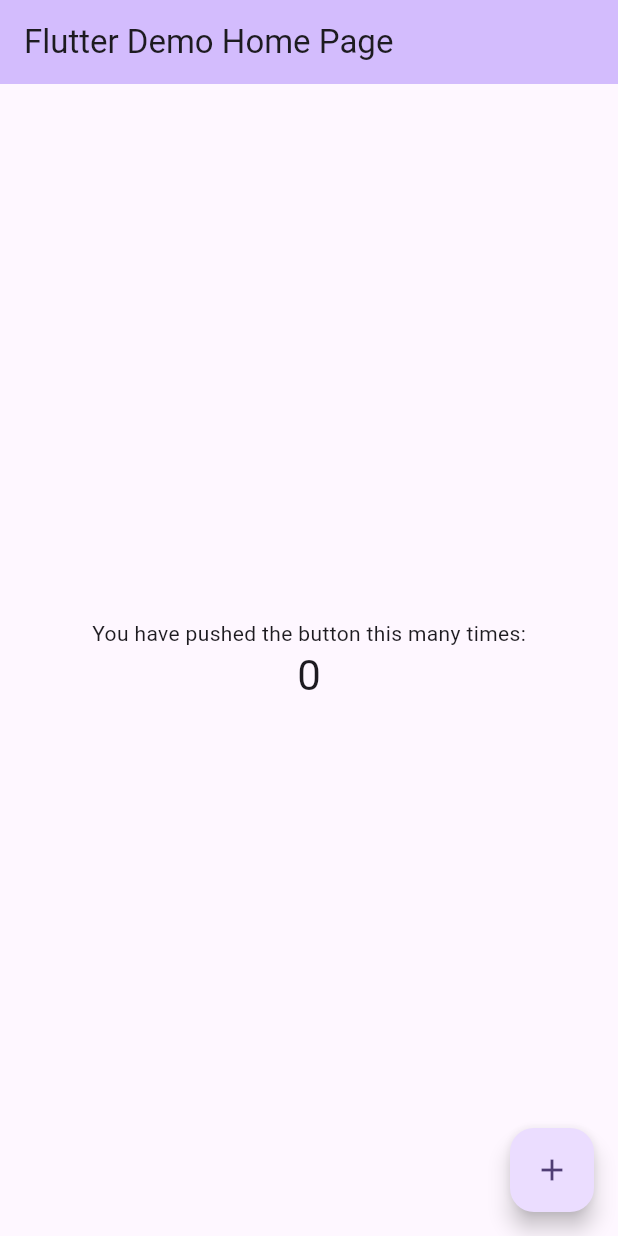
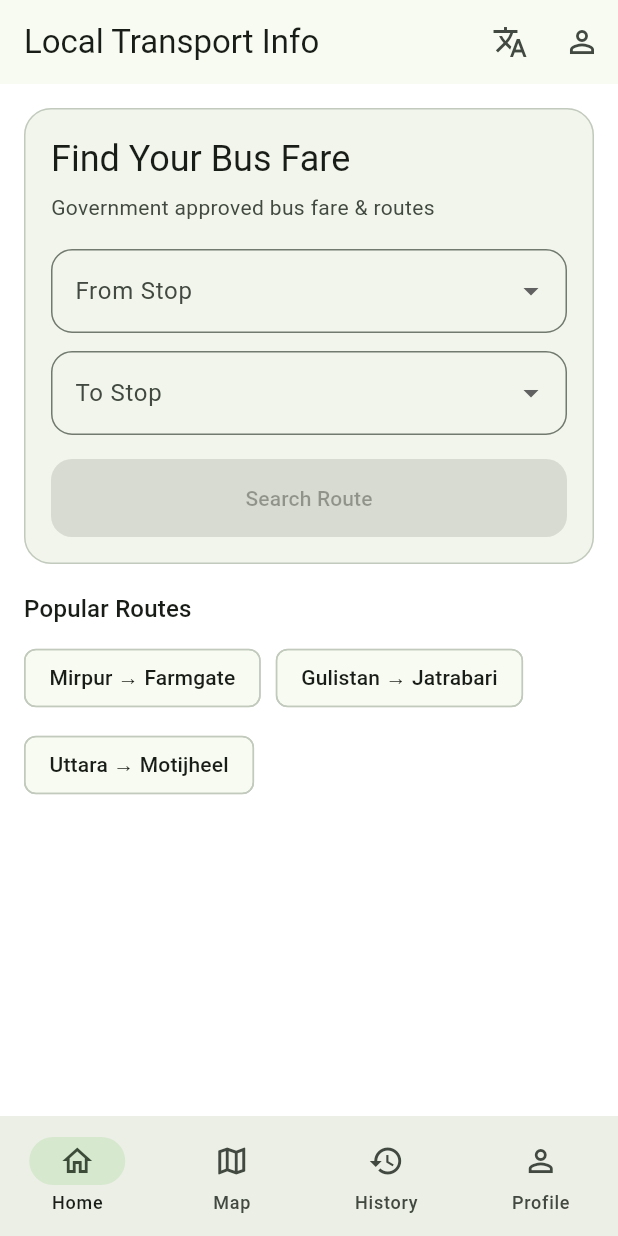
Before and after one commit to AnikaTasniaSadia/Local_Transport_Info, a Flutter app: the screen it shows after launch, on a phone screen of 412 x 824 dp. Run offline on Flutter 3.47's test engine with Material 3 defaults, Android fonts, the phone set to English and light mode, and no system bars.

Commit message:
Home page
Home page

```diff
--- a/local_transport_info/lib/main.dart
+++ b/local_transport_info/lib/main.dart
@@ -1,122 +1,295 @@
 import 'package:flutter/material.dart';
 
 void main() {
-  runApp(const MyApp());
+  runApp(const LocalTransportInfoApp());
 }
 
-class MyApp extends StatelessWidget {
-  const MyApp({super.key});
+class LocalTransportInfoApp extends StatelessWidget {
+  const LocalTransportInfoApp({super.key});
 
-  // This widget is the root of your application.
+  static const Color _seedColor = Color(0xFF2E7D32);
+
   @override
   Widget build(BuildContext context) {
     return MaterialApp(
-      title: 'Flutter Demo',
+      title: 'Local Transport Info',
+      debugShowCheckedModeBanner: false,
       theme: ThemeData(
-        // This is the theme of your application.
-        //
-        // TRY THIS: Try running your application with "flutter run". You'll see
-        // the application has a purple toolbar. Then, without quitting the app,
-        // try changing the seedColor in the colorScheme below to Colors.green
-        // and then invoke "hot reload" (save your changes or press the "hot
-        // reload" button in a Flutter-supported IDE, or press "r" if you used
-        // the command line to start the app).
-        //
-        // Notice that the counter didn't reset back to zero; the application
-        // state is not lost during the reload. To reset the state, use hot
-        // restart instead.
-        //
-        // This works for code too, not just values: Most code changes can be
-        // tested with just a hot reload.
-        colorScheme: ColorScheme.fromSeed(seedColor: Colors.deepPurple),
+        useMaterial3: true,
+        colorScheme: ColorScheme.fromSeed(seedColor: _seedColor),
+        scaffoldBackgroundColor: Colors.white,
+        cardTheme: const CardThemeData(elevation: 0, margin: EdgeInsets.zero),
+        inputDecorationTheme: InputDecorationTheme(
+          border: OutlineInputBorder(borderRadius: BorderRadius.circular(14)),
+        ),
+        filledButtonTheme: FilledButtonThemeData(
+          style: FilledButton.styleFrom(
+            minimumSize: const Size.fromHeight(52),
+            shape: RoundedRectangleBorder(
+              borderRadius: BorderRadius.circular(14),
+            ),
+          ),
+        ),
       ),
-      home: const MyHomePage(title: 'Flutter Demo Home Page'),
+      home: const HomeScreen(),
     );
   }
 }
 
-class MyHomePage extends StatefulWidget {
-  const MyHomePage({super.key, required this.title});
-
-  // This widget is the home page of your application. It is stateful, meaning
-  // that it has a State object (defined below) that contains fields that affect
-  // how it looks.
-
-  // This class is the configuration for the state. It holds the values (in this
-  // case the title) provided by the parent (in this case the App widget) and
-  // used by the build method of the State. Fields in a Widget subclass are
-  // always marked "final".
-
-  final String title;
+class HomeScreen extends StatefulWidget {
+  const HomeScreen({super.key});
 
   @override
-  State<MyHomePage> createState() => _MyHomePageState();
+  State<HomeScreen> createState() => _HomeScreenState();
 }
 
-class _MyHomePageState extends State<MyHomePage> {
-  int _counter = 0;
+class _HomeScreenState extends State<HomeScreen> {
+  bool _isEnglish = true;
+  int _bottomNavIndex = 0;
 
-  void _incrementCounter() {
+  final List<String> _stops = const [
+    'Mirpur',
+    'Farmgate',
+    'Gulistan',
+    'Jatrabari',
+    'Uttara',
+    'Motijheel',
+  ];
+
+  String? _fromStop;
+  String? _toStop;
+
+  bool get _canSearch =>
+      _fromStop != null && _toStop != null && _fromStop != _toStop;
+
+  void _toggleLanguage() {
     setState(() {
-      // This call to setState tells the Flutter framework that something has
-      // changed in this State, which causes it to rerun the build method below
-      // so that the display can reflect the updated values. If we changed
-      // _counter without calling setState(), then the build method would not be
-      // called again, and so nothing would appear to happen.
-      _counter++;
+      _isEnglish = !_isEnglish;
     });
+
+    ScaffoldMessenger.of(context).showSnackBar(
+      SnackBar(
+        content: Text('Language: ${_isEnglish ? 'English' : 'Bangla'}'),
+        behavior: SnackBarBehavior.floating,
+      ),
+    );
+  }
+
+  void _applyPopularRoute({required String from, required String to}) {
+    setState(() {
+      _fromStop = from;
+      _toStop = to;
+    });
+  }
+
+  void _searchRoute() {
+    if (!_canSearch) return;
+
+    Navigator.of(context).push(
+      MaterialPageRoute<void>(
+        builder: (_) => ResultScreen(fromStop: _fromStop!, toStop: _toStop!),
+      ),
+    );
   }
 
   @override
   Widget build(BuildContext context) {
-    // This method is rerun every time setState is called, for instance as done
-    // by the _incrementCounter method above.
-    //
-    // The Flutter framework has been optimized to make rerunning build methods
-    // fast, so that you can just rebuild anything that needs updating rather
-    // than having to individually change instances of widgets.
+    final borderColor = Theme.of(context).colorScheme.outlineVariant;
+
     return Scaffold(
       appBar: AppBar(
-        // TRY THIS: Try changing the color here to a specific color (to
-        // Colors.amber, perhaps?) and trigger a hot reload to see the AppBar
-        // change color while the other colors stay the same.
-        backgroundColor: Theme.of(context).colorScheme.inversePrimary,
-        // Here we take the value from the MyHomePage object that was created by
-        // the App.build method, and use it to set our appbar title.
-        title: Text(widget.title),
+        title: const Text('Local Transport Info'),
+        actions: [
+          IconButton(
+            tooltip: _isEnglish ? 'Switch to Bangla' : 'Switch to English',
+            onPressed: _toggleLanguage,
+            icon: const Icon(Icons.translate),
+          ),
+          IconButton(
+            tooltip: 'Profile',
+            onPressed: () {},
+            icon: const Icon(Icons.person_outline),
+          ),
+        ],
       ),
-      body: Center(
-        // Center is a layout widget. It takes a single child and positions it
-        // in the middle of the parent.
-        child: Column(
-          // Column is also a layout widget. It takes a list of children and
-          // arranges them vertically. By default, it sizes itself to fit its
-          // children horizontally, and tries to be as tall as its parent.
-          //
-          // Column has various properties to control how it sizes itself and
-          // how it positions its children. Here we use mainAxisAlignment to
-          // center the children vertically; the main axis here is the vertical
-          // axis because Columns are vertical (the cross axis would be
-          // horizontal).
-          //
-          // TRY THIS: Invoke "debug painting" (choose the "Toggle Debug Paint"
-          // action in the IDE, or press "p" in the console), to see the
-          // wireframe for each widget.
-          mainAxisAlignment: MainAxisAlignment.center,
-          children: <Widget>[
-            const Text('You have pushed the button this many times:'),
-            Text(
-              '$_counter',
-              style: Theme.of(context).textTheme.headlineMedium,
+      body: SafeArea(
+        child: SingleChildScrollView(
+          padding: const EdgeInsets.fromLTRB(16, 16, 16, 20),
+          child: Center(
+            child: ConstrainedBox(
+              constraints: const BoxConstraints(maxWidth: 520),
+              child: Column(
+                crossAxisAlignment: CrossAxisAlignment.stretch,
+                children: [
+                  Card(
+                    shape: RoundedRectangleBorder(
+                      borderRadius: BorderRadius.circular(18),
+                      side: BorderSide(color: borderColor),
+                    ),
+                    child: Padding(
+                      padding: const EdgeInsets.all(18),
+                      child: Column(
+                        crossAxisAlignment: CrossAxisAlignment.start,
+                        children: [
+                          Text(
+                            'Find Your Bus Fare',
+                            style: Theme.of(context).textTheme.headlineSmall,
+                          ),
+                          const SizedBox(height: 6),
+                          Text(
+                            'Government approved bus fare & routes',
+                            style: Theme.of(context).textTheme.bodyMedium
+                                ?.copyWith(
+                                  color: Theme.of(
+                                    context,
+                                  ).colorScheme.onSurfaceVariant,
+                                ),
+                          ),
+                          const SizedBox(height: 18),
+                          DropdownButtonFormField<String>(
+                            value: _fromStop,
+                            items: _stops
+                                .map(
+                                  (stop) => DropdownMenuItem<String>(
+                                    value: stop,
+                                    child: Text(stop),
+                                  ),
+                                )
+                                .toList(),
+                            onChanged: (value) {
+                              setState(() => _fromStop = value);
+                            },
+                            decoration: const InputDecoration(
+                              labelText: 'From Stop',
+                            ),
+                          ),
+                          const SizedBox(height: 12),
+                          DropdownButtonFormField<String>(
+                            value: _toStop,
+                            items: _stops
+                                .map(
+                                  (stop) => DropdownMenuItem<String>(
+                                    value: stop,
+                                    child: Text(stop),
+                                  ),
+                                )
+                                .toList(),
+                            onChanged: (value) {
+                              setState(() => _toStop = value);
+                            },
+                            decoration: const InputDecoration(
+                              labelText: 'To Stop',
+                            ),
+                          ),
+                          const SizedBox(height: 16),
+                          FilledButton(
+                            onPressed: _canSearch ? _searchRoute : null,
+                            child: const Text('Search Route'),
+                          ),
+                        ],
+                      ),
+                    ),
+                  ),
+                  const SizedBox(height: 18),
+                  Text(
+                    'Popular Routes',
+                    style: Theme.of(context).textTheme.titleMedium,
+                  ),
+                  const SizedBox(height: 10),
+                  Wrap(
+                    spacing: 10,
+                    runSpacing: 10,
+                    children: [
+                      ActionChip(
+                        label: const Text('Mirpur → Farmgate'),
+                        onPressed: () =>
+                            _applyPopularRoute(from: 'Mirpur', to: 'Farmgate'),
+                      ),
+                      ActionChip(
+                        label: const Text('Gulistan → Jatrabari'),
+                        onPressed: () => _applyPopularRoute(
+                          from: 'Gulistan',
+                          to: 'Jatrabari',
+                        ),
+                      ),
+                      ActionChip(
+                        label: const Text('Uttara → Motijheel'),
+                        onPressed: () =>
+                            _applyPopularRoute(from: 'Uttara', to: 'Motijheel'),
+                      ),
+                    ],
+                  ),
+                ],
+              ),
             ),
-          ],
+          ),
         ),
       ),
-      floatingActionButton: FloatingActionButton(
-        onPressed: _incrementCounter,
-        tooltip: 'Increment',
-        child: const Icon(Icons.add),
-      ), // This trailing comma makes auto-formatting nicer for build methods.
+      bottomNavigationBar: NavigationBar(
+        selectedIndex: _bottomNavIndex,
+        onDestinationSelected: (index) {
+          setState(() => _bottomNavIndex = index);
+        },
+        destinations: const [
+          NavigationDestination(icon: Icon(Icons.home_outlined), label: 'Home'),
+          NavigationDestination(icon: Icon(Icons.map_outlined), label: 'Map'),
+          NavigationDestination(icon: Icon(Icons.history), label: 'History'),
+          NavigationDestination(
+            icon: Icon(Icons.person_outline),
+            label: 'Profile',
+          ),
+        ],
+      ),
     );
   }
 }
+
+class ResultScreen extends StatelessWidget {
+  const ResultScreen({super.key, required this.fromStop, required this.toStop});
+
+  final String fromStop;
+  final String toStop;
+
+  @override
+  Widget build(BuildContext context) {
+    final borderColor = Theme.of(context).colorScheme.outlineVariant;
+
+    return Scaffold(
+      appBar: AppBar(title: const Text('Route Result')),
+      body: Padding(
+        padding: const EdgeInsets.all(16),
+        child: Center(
+          child: ConstrainedBox(
+            constraints: const BoxConstraints(maxWidth: 520),
+            child: Card(
+              shape: RoundedRectangleBorder(
+                borderRadius: BorderRadius.circular(18),
+                side: BorderSide(color: borderColor),
+              ),
+              child: Padding(
+                padding: const EdgeInsets.all(18),
+                child: Column(
+                  mainAxisSize: MainAxisSize.min,
+                  crossAxisAlignment: CrossAxisAlignment.start,
+                  children: [
+                    Text(
+                      '$fromStop → $toStop',
+                      style: Theme.of(context).textTheme.titleLarge,
+                    ),
+                    const SizedBox(height: 8),
+                    Text(
+                      'Results will appear here (Firestore integration later).',
+                      style: Theme.of(context).textTheme.bodyMedium?.copyWith(
+                        color: Theme.of(context).colorScheme.onSurfaceVariant,
+                      ),
+                    ),
+                  ],
+                ),
+              ),
+            ),
+          ),
+        ),
+      ),
+    );
+  }
+}
```
Also changed, not shown: 1 other file.
